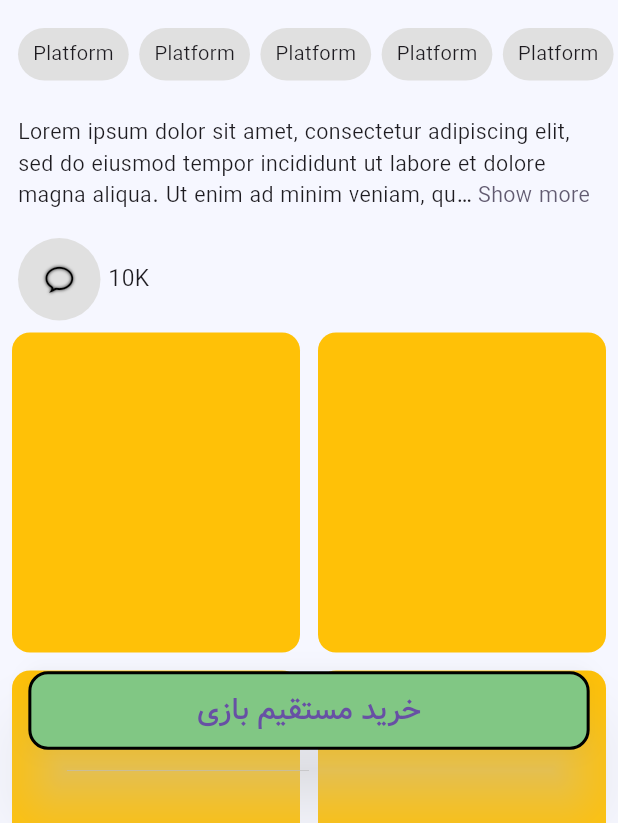
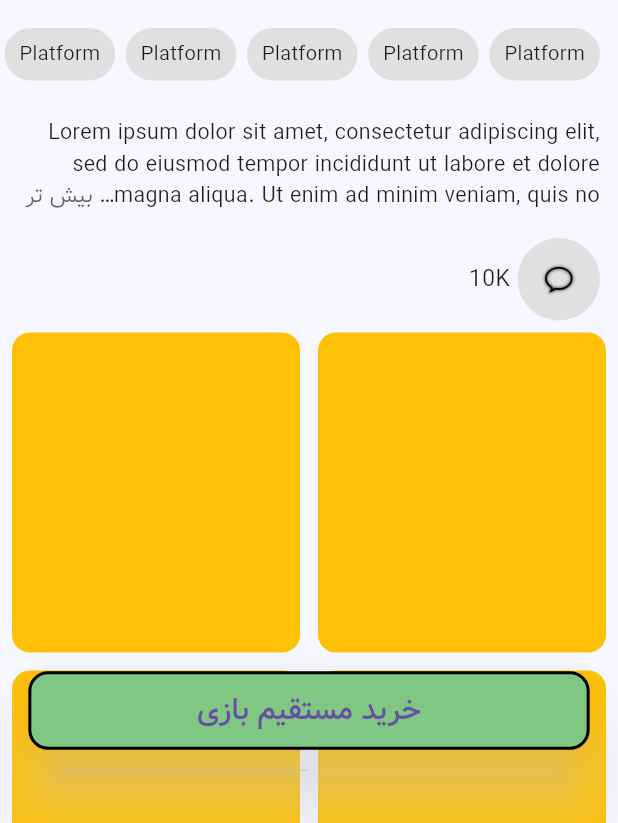
Before and after one commit to Y4CN/Gamak, a Flutter app: the GameScreen screen opened directly, on a phone screen of 412 x 824 dp, the part 413-1236 px from its top. Run offline on Flutter 3.47's test engine with Material 2 defaults, Android fonts, the phone set to English and light mode, and no system bars; drawn by our look-alikes of expandable_text; our stand-ins replace flutter_bloc, get_it, loading_animation_widget, page_transition, rive, shared_preferences and 1 more; accounts and stored records are empty; Roboto replaces fonts that are missing (robotom).

Commit message:
edit gameScreen & create trickScreen

```diff
--- a/lib/screens/gameScreen.dart
+++ b/lib/screens/gameScreen.dart
@@ -13,14 +13,14 @@ class GameScreen extends StatefulWidget {
 class _GameScreenState extends State<GameScreen> {
   @override
   Widget build(BuildContext context) {
-    return Directionality(
-      textDirection: TextDirection.ltr,
-      child: Scaffold(
+    return Scaffold(
       body: Stack(
         children: [
           CustomScrollView(
             slivers: [
-                SliverAppBar(
+              Directionality(
+                textDirection: TextDirection.ltr,
+                child: SliverAppBar(
                   backgroundColor: GenerallColor.appBarBackGroundColor,
                   toolbarHeight: 200,
                   automaticallyImplyLeading: false,
@@ -93,7 +93,10 @@ class _GameScreenState extends State<GameScreen> {
                     ),
                   ),
                 ),
-                SliverToBoxAdapter(
+              ),
+              Directionality(
+                textDirection: TextDirection.ltr,
+                child: SliverToBoxAdapter(
                   child: Padding(
                     padding:
                         const EdgeInsets.symmetric(horizontal: 12, vertical: 5),
@@ -129,6 +132,7 @@ class _GameScreenState extends State<GameScreen> {
                     ),
                   ),
                 ),
+              ),
               SliverPadding(
                 padding: const EdgeInsets.symmetric(vertical: 14),
                 sliver: SliverToBoxAdapter(
@@ -140,7 +144,7 @@ class _GameScreenState extends State<GameScreen> {
                       itemCount: 10,
                       itemBuilder: (context, index) {
                         return Container(
-                            margin: EdgeInsets.only(left: index == 0 ? 12 : 7),
+                          margin: EdgeInsets.only(right: index == 0 ? 12 : 7),
                           alignment: Alignment.center,
                           padding: const EdgeInsets.symmetric(
                               horizontal: 10, vertical: 5),
@@ -164,8 +168,8 @@ class _GameScreenState extends State<GameScreen> {
                   padding: EdgeInsets.symmetric(horizontal: 12, vertical: 10),
                   child: ExpandableText(
                     'Lorem ipsum dolor sit amet, consectetur adipiscing elit, sed do eiusmod tempor incididunt ut labore et dolore magna aliqua. Ut enim ad minim veniam, quis nostrud exercitation ullamco laboris nisi ut aliquip ex ea commodo consequat. Duis aute irure dolor in reprehenderit in voluptate velit esse cillum dolore eu fugiat nulla pariatur. Excepteur sint occaecat cupidatat non proident, sunt in culpa qui officia deserunt mollit anim id est laborum.',
-                      expandText: 'Show more',
-                      collapseText: 'Show less',
+                    expandText: 'بیش تر',
+                    collapseText: 'کم تر',
                     maxLines: 3,
                     style: TextStyle(fontSize: 15),
                   ),
@@ -226,8 +230,7 @@ class _GameScreenState extends State<GameScreen> {
                     },
                     childCount: 10,
                   ),
-                    gridDelegate:
-                        const SliverGridDelegateWithFixedCrossAxisCount(
+                  gridDelegate: const SliverGridDelegateWithFixedCrossAxisCount(
                     crossAxisCount: 2,
                     mainAxisSpacing: 12,
                     crossAxisSpacing: 12,
@@ -275,7 +278,6 @@ class _GameScreenState extends State<GameScreen> {
           )
         ],
       ),
-      ),
     );
   }
 }
--- a/pubspec.yaml
+++ b/pubspec.yaml
@@ -47,6 +47,7 @@ dependencies:
   dio: ^5.1.1
   smooth_page_indicator: ^1.0.1
   get_it: ^7.2.0
+  shared_preferences: ^2.1.0
 
 dev_dependencies:
   flutter_test:
```
Also changed, not shown: lib/locator.dart (+6 -1 lines), lib/screens/trickScreen.dart (added, +43 -0 lines), lib/utilities/sharManager.dart (added, +23 -0 lines), lib/widget/singleItem.dart (+9 -1 lines), pubspec.lock, 1 other file. Lines whose indentation alone changed are shown as unchanged.
